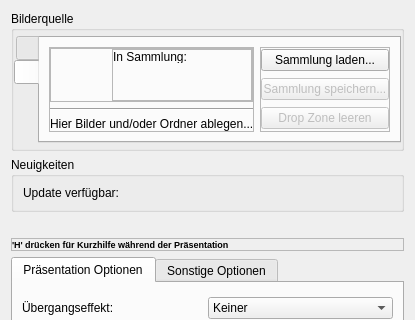
The window that settingsdialog.ui (hel800/picture-show2) describes before a commit, drawn with Qt 5; both pictures show x 0 to 415 and y 0 to 320 of the 415 by 511 pixel window.
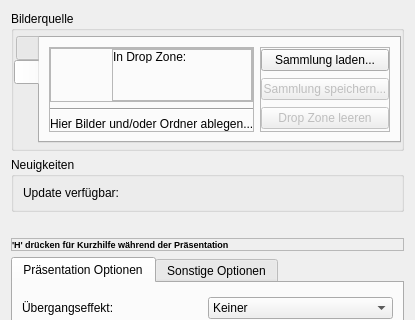
The same window after the commit. Icons and pictures are not drawn.

The edit to the form file:
```diff
--- a/settingsdialog.ui
+++ b/settingsdialog.ui
@@ -267,7 +267,7 @@
                    <item>
                     <widget class="QLabel" name="label_collection">
                      <property name="text">
-                      <string>In Sammlung: </string>
+                      <string>In Drop Zone: </string>
                      </property>
                     </widget>
                    </item>
```
